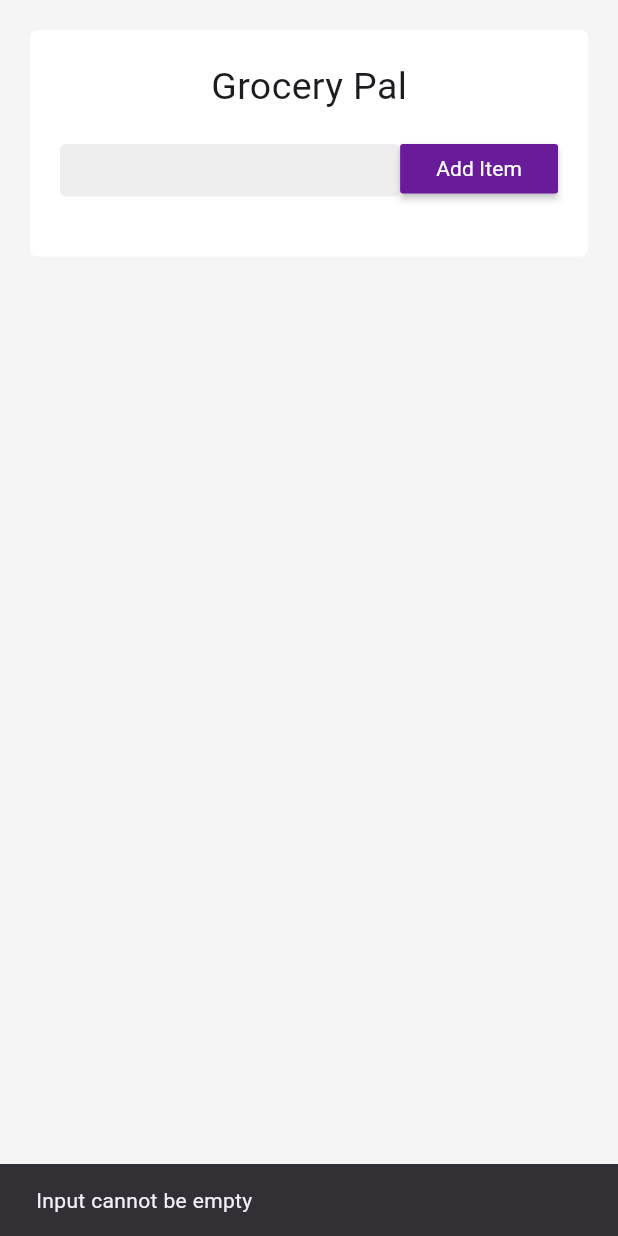
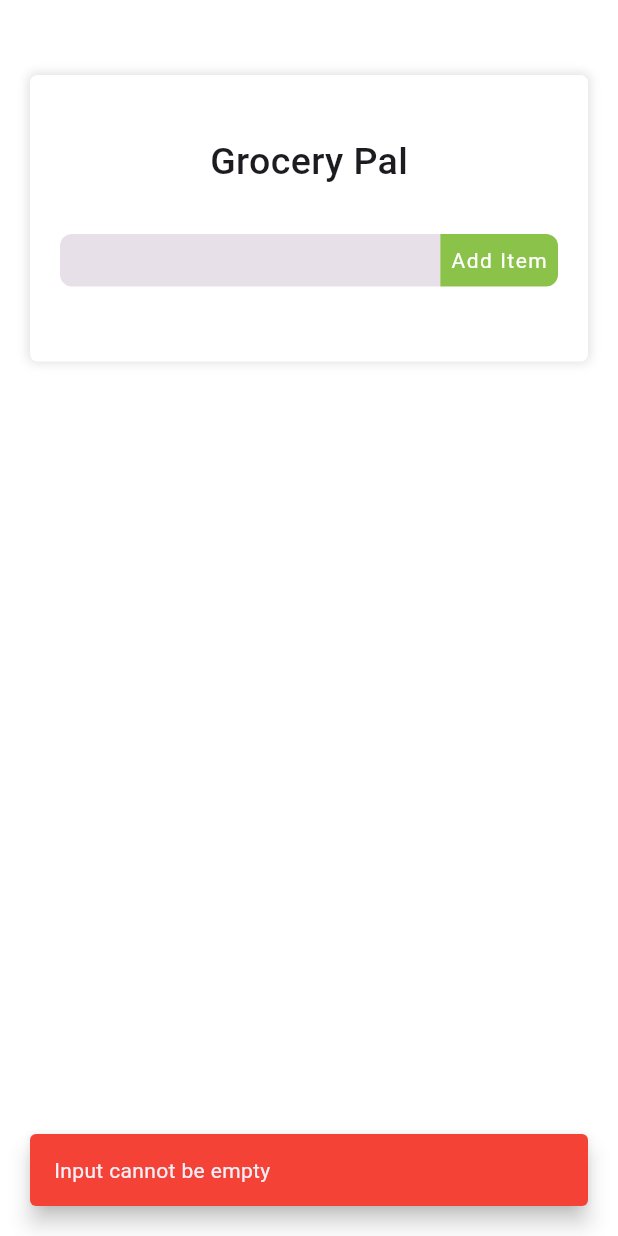
Before and after one commit to Jhay4Julian/grocery_pal, a Flutter app: the screen it shows after launch, after a tap on "Add Item", on a phone screen of 412 x 824 dp. Run offline on Flutter 3.47's test engine with Material 2 defaults, Android fonts, the light colour scheme and no system bars.

Commit message:
updated button & snackbar design

```diff
--- a/lib/grocery_page.dart
+++ b/lib/grocery_page.dart
@@ -18,12 +18,17 @@ class _GroceryPageState extends State<GroceryPage> {
       if (_controller.text.isEmpty) {
         ScaffoldMessenger.of(context).showSnackBar(
           const SnackBar(
+            behavior: SnackBarBehavior.floating,
+            duration: Duration(seconds: 1),
+            backgroundColor: Colors.red,
+            margin: EdgeInsets.all(20),
             content: Text('Input cannot be empty'),
           ),
         );
       } else {
         items.add(_controller.text);
         _controller.clear();
+        FocusScope.of(context).unfocus();
       }
     });
   }
@@ -31,6 +36,15 @@ class _GroceryPageState extends State<GroceryPage> {
   void _deleteItem(String item) {
     setState(() {
       items.remove(item);
+      ScaffoldMessenger.of(context).showSnackBar(
+        const SnackBar(
+          duration: Duration(seconds: 1),
+          behavior: SnackBarBehavior.floating,
+          backgroundColor: Colors.red,
+          margin: EdgeInsets.all(20),
+          content: Text('Deleted'),
+        ),
+      );
     });
   }
 
@@ -46,25 +60,36 @@ class _GroceryPageState extends State<GroceryPage> {
   @override
   Widget build(BuildContext context) {
     return Scaffold(
-      backgroundColor: Colors.grey[100],
-      body: Column(
+      backgroundColor: Colors.white,
+      body: SafeArea(
+        child: Column(
           children: [
+            const SizedBox(height: 30),
             Padding(
               padding: const EdgeInsets.all(20),
               child: Container(
                 decoration: BoxDecoration(
                   color: Colors.white,
                   borderRadius: BorderRadius.circular(5),
+                  boxShadow: const [
+                    BoxShadow(
+                      color: Colors.black12,
+                      blurRadius: 5,
+                      spreadRadius: 1,
+                    ),
+                  ],
                 ),
                 child: Padding(
                   padding: const EdgeInsets.all(20),
                   child: Column(
                     children: [
+                      const SizedBox(height: 20),
                       const Text(
                         'Grocery Pal',
-                      style: TextStyle(fontSize: 25),
+                        style: TextStyle(
+                            fontSize: 25, fontWeight: FontWeight.w500),
                       ),
-                    const SizedBox(height: 20),
+                      const SizedBox(height: 30),
                       SizedBox(
                         height: 35,
                         child: Row(
@@ -75,26 +100,40 @@ class _GroceryPageState extends State<GroceryPage> {
                                 controller: _controller,
                                 decoration: InputDecoration(
                                   contentPadding: const EdgeInsets.only(
-                                    top: 0, left: 10, right: 10),
+                                    top: 0,
+                                    left: 10,
+                                    right: 10,
+                                  ),
                                   filled: true,
-                                fillColor: Colors.grey[200],
+                                  fillColor: Colors.grey[250],
                                   border: const OutlineInputBorder(
                                     borderSide: BorderSide.none,
+                                    borderRadius: BorderRadius.only(
+                                      topLeft: Radius.circular(8),
+                                      bottomLeft: Radius.circular(8),
                                     ),
                                   ),
                                 ),
+                                style: const TextStyle(fontSize: 15),
                               ),
-                          SizedBox(
-                            height: 33,
-                            child: MaterialButton(
-                              onPressed: _addItem,
-                              color: Colors.purple[800],
-                              child: const Padding(
-                                padding: EdgeInsets.only(left: 8, right: 8),
+                            ),
+                            InkWell(
+                              onTap: _addItem,
+                              child: Container(
+                                padding:
+                                    const EdgeInsets.symmetric(horizontal: 7),
+                                decoration: const BoxDecoration(
+                                    color: Colors.lightGreen,
+                                    borderRadius: BorderRadius.only(
+                                        topRight: Radius.circular(8),
+                                        bottomRight: Radius.circular(8))),
+                                child: const Center(
                                   child: Text(
                                     'Add Item',
                                     style: TextStyle(
                                       color: Colors.white,
+                                      letterSpacing: 1,
+                                      fontSize: 14,
                                       fontWeight: FontWeight.w400,
                                     ),
                                   ),
@@ -104,7 +143,7 @@ class _GroceryPageState extends State<GroceryPage> {
                           ],
                         ),
                       ),
-                    const SizedBox(height: 20),
+                      const SizedBox(height: 30),
                       Column(
                         children: items.map((item) {
                           return ItemTile(
@@ -122,6 +161,7 @@ class _GroceryPageState extends State<GroceryPage> {
             ),
           ],
         ),
+      ),
     );
   }
 }
```
Lines whose indentation alone changed are shown as unchanged.
